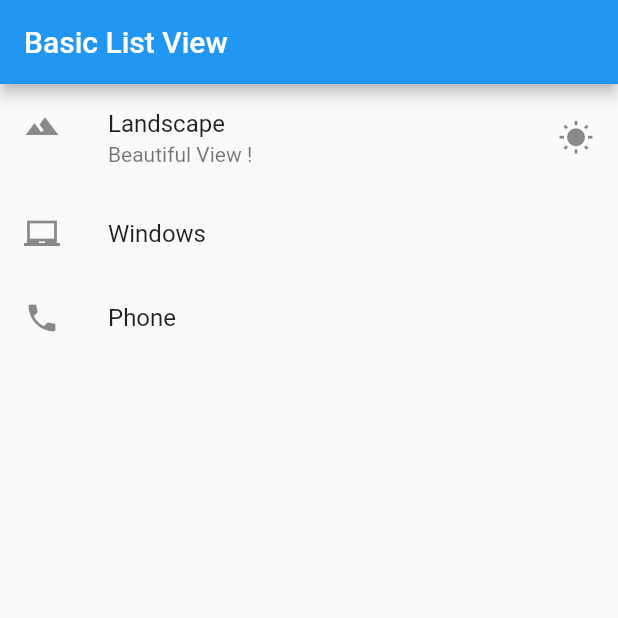
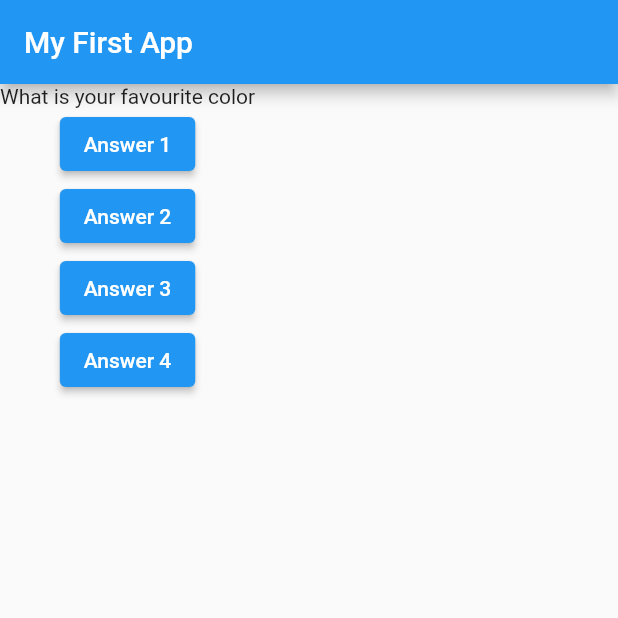
Before and after one commit to Denes-cilwal/Learning-Flutter, a Flutter app: the screen it shows after launch, on a phone screen of 412 x 824 dp, the top half of it. Run offline on Flutter 3.47's test engine with Material 2 defaults, Android fonts, the phone set to English and light mode, and no system bars.

Commit message:
building Quiz app in flutter

```diff
--- a/flutter_application_1/lib/main.dart
+++ b/flutter_application_1/lib/main.dart
@@ -1,72 +1,64 @@
-// ignore_for_file: prefer_const_constructors
+// ignore: avoid_web_libraries_in_flutter
+
+// ignore_for_file: avoid_print
 
 import 'package:flutter/material.dart';
 
-// import 'package:flutter_application_1/app_screens/first_screen.dart';
-
-// void main() => runApp(const App());
-
-// class App extends StatelessWidget {
-//   const App({Key? key}) : super(key: key);
-
-//   @override
-//   Widget build(BuildContext context) {
-//     return MaterialApp(
-//         debugShowCheckedModeBanner: false,
-//         title: 'My Flutter App',
-//         home: Scaffold(
-//             appBar: AppBar(
-//               title: const Text(
-//                 'My First App Title',
-//                 style: TextStyle(
-//                   color: Colors.brown,
-//                 ),
-//               ),
-//             ),
-//             body: const FirstScreen()));
-//   }
-// }
-
 void main() {
-  runApp(MaterialApp(
-    title: "Exploring UI widgets",
-    home: Scaffold(
-      appBar: AppBar(
-        title: const Text("Basic List View"),
-      ),
-      body: getListView(),
-    ),
-  ));
+  runApp(MyApp());
 }
 
-Widget getListView() {
-  var listView = ListView(
-    children: <Widget>[
-      ListTile(
-        leading: const Icon(Icons.landscape),
-        title: const Text("Landscape"),
-        subtitle: const Text("Beautiful View !"),
-        trailing: const Icon(Icons.wb_sunny),
-        onTap: () {
-          debugPrint("Landscape tapped");
-        },
-      ),
+// ignore: must_be_immutable
+class MyApp extends StatelessWidget {
+  MyApp({Key? key}) : super(key: key);
 
-      const ListTile(
-        leading: Icon(Icons.laptop_chromebook),
-        title: Text("Windows"),
-      ),
+  var questionIndex = 0;
+  void answerQuestions() {
+    questionIndex = questionIndex + 1;
+    print(questionIndex);
+  }
 
-      ListTile(
-        leading: const Icon(Icons.phone),
-        title: Text("Phone"),
-      ),
-
-//      Text("Yet another element in List"),
-
-//      Container(color: Colors.red, height: 50.0,)
-    ],
-  );
-
-  return listView;
+  @override
+  Widget build(BuildContext context) {
+    var questions = [
+      'What is your favourite color',
+      'What is your Favourite animal',
+    ];
+    return MaterialApp(
+      debugShowCheckedModeBanner: false,
+      home: Scaffold(
+          appBar: AppBar(
+            title: const Text(
+              'My First App',
+              textDirection: TextDirection.ltr,
+            ),
+          ),
+          body: Column(
+            children: [
+              // const Text('The question!'),
+              // use instead of harcoded logic
+              Text(
+                // questions.elementAt(0),
+                questions[questionIndex],
+              ),
+              ElevatedButton(
+                onPressed: answerQuestions,
+                child: const Text('Answer 1'),
+              ),
+              ElevatedButton(
+                onPressed: answerQuestions,
+                child: const Text('Answer 2'),
+              ),
+              ElevatedButton(
+                onPressed: answerQuestions,
+                child: const Text('Answer 3'),
+              ),
+              ElevatedButton(
+                onPressed: answerQuestions,
+                child: const Text('Answer 4'),
+              ),
+            ],
+          )),
+    );
+  }
 }
```
Also changed, not shown: flutter_application_1/lib/app_screens/first_screen.dart (deleted, +0 -30 lines), flutter_application_1/lib/app_screens/home.dart (deleted, +0 -27 lines), flutter_application_1/pubspec.yaml (+12 -12 lines), flutter_application_1/fonts/Raleway-Bold.ttf (deleted), flutter_application_1/fonts/Raleway-Regular.ttf (deleted), flutter_application_1/fonts/RobotoMono-Bold.ttf (deleted), flutter_application_1/fonts/RobotoMono-Regular.ttf (deleted).
